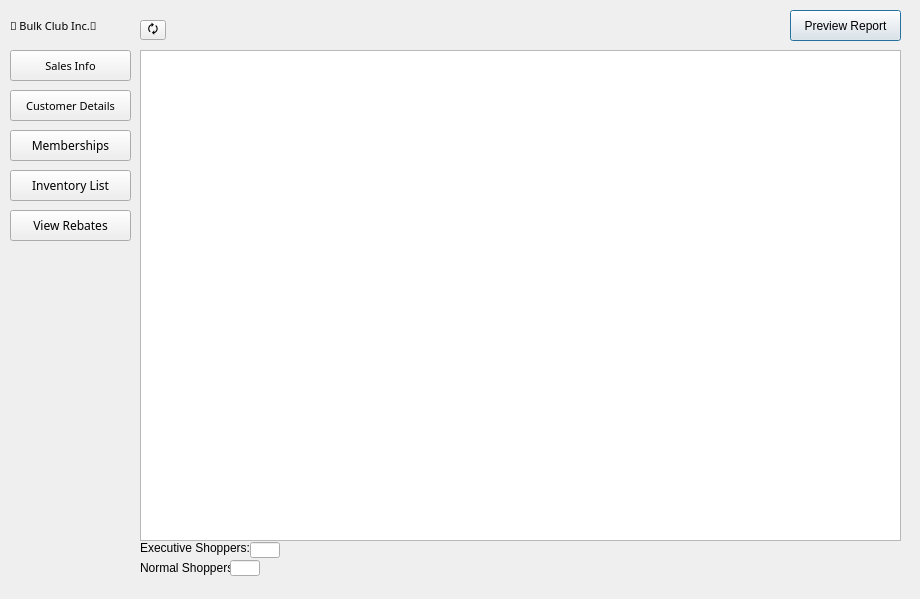
The window that The-Simps/Manager.ui (UnitedPuggs/The-Simps) describes before a commit, drawn with Qt 5.
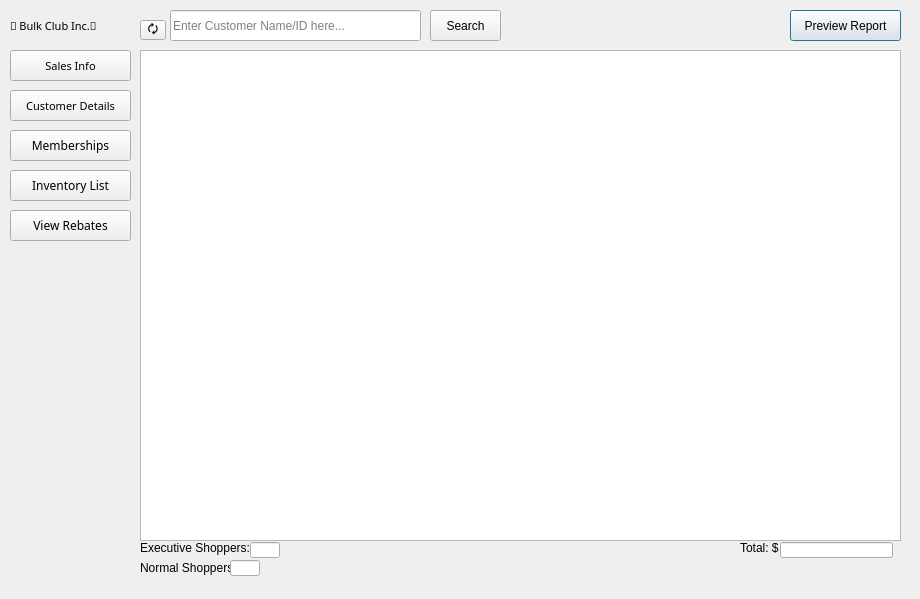
The same window after the commit.

What changed in the file:
```diff
--- a/The-Simps/Manager.ui
+++ b/The-Simps/Manager.ui
@@ -145,6 +145,64 @@
       <bool>true</bool>
      </property>
     </widget>
+    <widget class="QLineEdit" name="sales_searchBar">
+     <property name="geometry">
+      <rect>
+       <x>30</x>
+       <y>10</y>
+       <width>251</width>
+       <height>31</height>
+      </rect>
+     </property>
+     <property name="placeholderText">
+      <string>Enter Customer Name/ID here...</string>
+     </property>
+    </widget>
+    <widget class="QPushButton" name="sales_searchButton">
+     <property name="geometry">
+      <rect>
+       <x>290</x>
+       <y>10</y>
+       <width>71</width>
+       <height>31</height>
+      </rect>
+     </property>
+     <property name="font">
+      <font>
+       <family>Arial</family>
+       <pointsize>9</pointsize>
+      </font>
+     </property>
+     <property name="text">
+      <string>Search</string>
+     </property>
+    </widget>
+    <widget class="QLabel" name="totalLabel">
+     <property name="geometry">
+      <rect>
+       <x>600</x>
+       <y>540</y>
+       <width>41</width>
+       <height>16</height>
+      </rect>
+     </property>
+     <property name="text">
+      <string>Total: $</string>
+     </property>
+    </widget>
+    <widget class="QLineEdit" name="grandTotalLine">
+     <property name="geometry">
+      <rect>
+       <x>640</x>
+       <y>542</y>
+       <width>113</width>
+       <height>16</height>
+      </rect>
+     </property>
+     <property name="readOnly">
+      <bool>true</bool>
+     </property>
+    </widget>
    </widget>
    <widget class="QWidget" name="customerPage">
     <property name="font">
```
Left out of the diff: 68 changed lines with no effect on the pictures.
